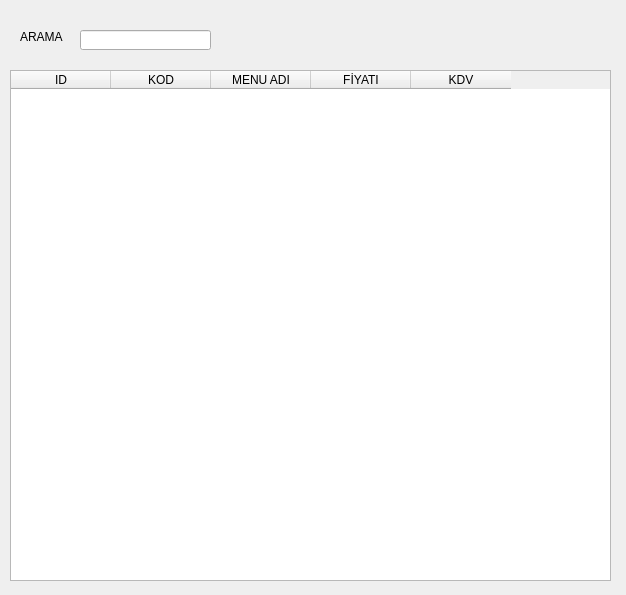
The window that recete.ui (nerdogan/nenra) describes before a commit, drawn with Qt 5.
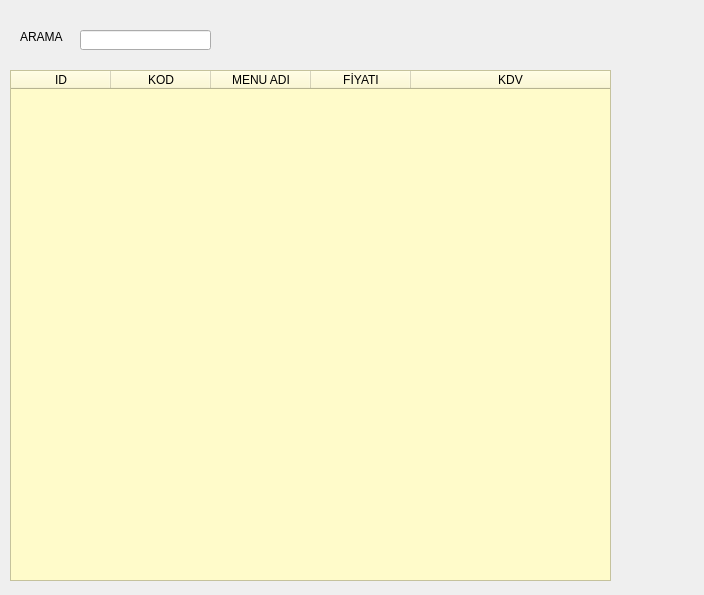
The same window after the commit.

Patch:
```diff
--- a/recete.ui
+++ b/recete.ui
@@ -6,10 +6,16 @@
    <rect>
     <x>0</x>
     <y>0</y>
-    <width>626</width>
+    <width>704</width>
     <height>595</height>
    </rect>
   </property>
+  <property name="sizePolicy">
+   <sizepolicy hsizetype="Fixed" vsizetype="Fixed">
+    <horstretch>0</horstretch>
+    <verstretch>0</verstretch>
+   </sizepolicy>
+  </property>
   <property name="windowTitle">
    <string>REÇETE MENU </string>
   </property>
@@ -32,10 +38,58 @@
      <height>511</height>
     </rect>
    </property>
+   <property name="sizePolicy">
+    <sizepolicy hsizetype="Expanding" vsizetype="Expanding">
+     <horstretch>0</horstretch>
+     <verstretch>0</verstretch>
+    </sizepolicy>
+   </property>
+   <property name="minimumSize">
+    <size>
+     <width>601</width>
+     <height>0</height>
+    </size>
+   </property>
+   <property name="maximumSize">
+    <size>
+     <width>601</width>
+     <height>511</height>
+    </size>
+   </property>
+   <property name="autoFillBackground">
+    <bool>false</bool>
+   </property>
+   <property name="styleSheet">
+    <string notr="true">background:rgb(255, 251, 202)
+</string>
+   </property>
+   <attribute name="horizontalHeaderCascadingSectionResizes">
+    <bool>true</bool>
+   </attribute>
+   <attribute name="horizontalHeaderMinimumSectionSize">
+    <number>20</number>
+   </attribute>
+   <attribute name="horizontalHeaderStretchLastSection">
+    <bool>true</bool>
+   </attribute>
+   <attribute name="verticalHeaderCascadingSectionResizes">
+    <bool>false</bool>
+   </attribute>
+   <attribute name="verticalHeaderDefaultSectionSize">
+    <number>19</number>
+   </attribute>
+   <attribute name="verticalHeaderMinimumSectionSize">
+    <number>32</number>
+   </attribute>
    <column>
     <property name="text">
      <string>ID</string>
     </property>
+    <property name="font">
+     <font>
+      <family>Segoe UI</family>
+     </font>
+    </property>
    </column>
    <column>
     <property name="text">
```
